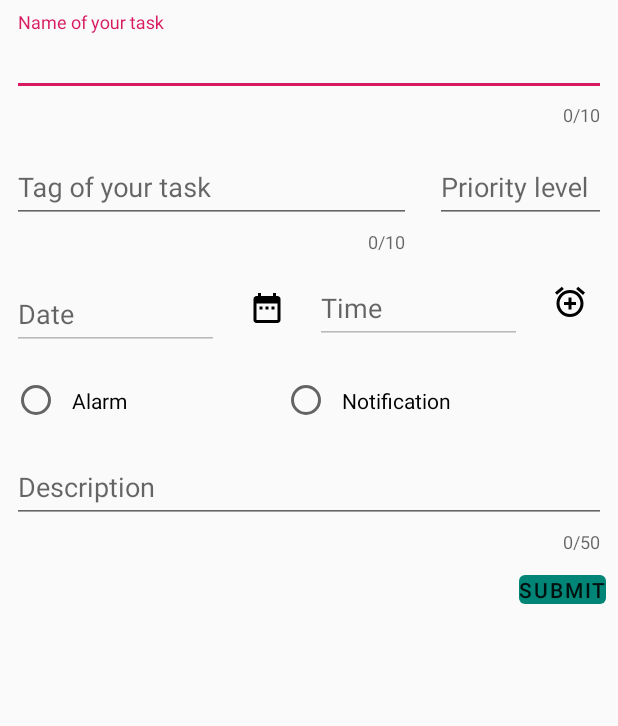
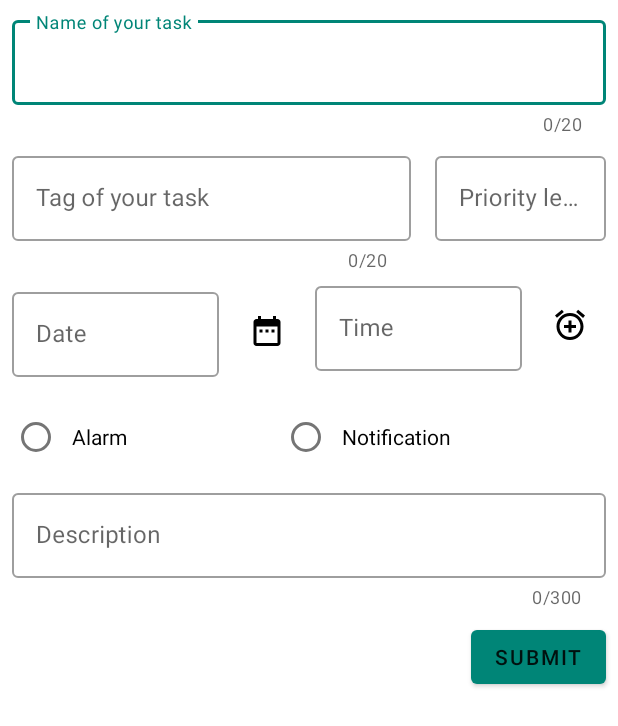
Before and after one commit to Mallorax/TODO, an Android app: the layout add_task_fragment.xml on its own in the app's theme, with its tools: preview values and no code run, on a phone screen of 412 x 824 dp. Shown: the top 726 px of the screen. Run offline under Robolectric (Android 15) with nearby library versions, the phone set to English and light mode, and no system bars.

Commit message:
Added skeleton class for add task fragment and made navigation to that fragment from tasks list fragment via floating action button, added support for up button

```diff
--- a/app/build.gradle
+++ b/app/build.gradle
@@ -6,7 +6,7 @@ apply plugin: 'kotlin-android-extensions'
 
 apply plugin: 'kotlin-kapt'
 
-apply plugin: 'androidx.navigation.safeargs'
+apply plugin: 'androidx.navigation.safeargs.kotlin'
 
 android {
     compileSdkVersion 28
--- a/app/src/main/java/pl/patrykzygo/todo/ui/add_task/AddTaskFragment.kt
+++ b/app/src/main/java/pl/patrykzygo/todo/ui/add_task/AddTaskFragment.kt
@@ -4,7 +4,9 @@ import android.os.Bundle
 import android.view.LayoutInflater
 import android.view.View
 import android.view.ViewGroup
+import androidx.databinding.DataBindingUtil
 import androidx.fragment.app.Fragment
+import pl.patrykzygo.todo.databinding.AddTaskFragmentBinding
 
 class AddTaskFragment : Fragment() {
 
@@ -13,6 +15,8 @@ class AddTaskFragment : Fragment() {
         container: ViewGroup?,
         savedInstanceState: Bundle?
     ): View? {
-        return super.onCreateView(inflater, container, savedInstanceState)
+        setHasOptionsMenu(true)
+        val binding = AddTaskFragmentBinding.inflate(inflater)
+        return binding.root
     }
 }
--- a/app/src/main/java/pl/patrykzygo/todo/ui/task_list/TasksListFragment.kt
+++ b/app/src/main/java/pl/patrykzygo/todo/ui/task_list/TasksListFragment.kt
@@ -28,6 +28,9 @@ class TasksListFragment : Fragment(){
                 Toast.makeText(this.context, it.taskId.toString(), Toast.LENGTH_LONG).show()
             })
         binding.tasksRecycler.adapter = adapter
+        binding.addTaskActionButton.setOnClickListener { view ->
+            view.findNavController().navigate(TasksListFragmentDirections.actionTasksListFragmentToAddTaskFragment())
+        }
 
         return binding.root
     }
--- a/app/src/main/res/layout/add_task_fragment.xml
+++ b/app/src/main/res/layout/add_task_fragment.xml
@@ -1,13 +1,22 @@
 <?xml version="1.0" encoding="utf-8"?>
-<androidx.constraintlayout.widget.ConstraintLayout xmlns:android="http://schemas.android.com/apk/res/android"
+<layout xmlns:android="http://schemas.android.com/apk/res/android"
     xmlns:app="http://schemas.android.com/apk/res-auto"
-    xmlns:tools="http://schemas.android.com/tools"
+    xmlns:tools="http://schemas.android.com/tools">
+
+    <data>
+
+        <variable
+            name="viewModel"
+            type="pl.patrykzygo.todo.viewmodels.AddTaskViewModel" />
+    </data>
+
+    <androidx.constraintlayout.widget.ConstraintLayout
         android:layout_width="match_parent"
-    android:layout_height="match_parent"
-    android:orientation="vertical">
+        android:layout_height="match_parent">
 
         <com.google.android.material.textfield.TextInputLayout
             android:id="@+id/task_name_input_layout"
+            style="@style/Widget.MaterialComponents.TextInputLayout.OutlinedBox"
             android:layout_width="0dp"
             android:layout_height="wrap_content"
             android:layout_marginStart="8dp"
@@ -15,7 +24,7 @@
             android:layout_marginEnd="8dp"
             android:hint="@string/name_of_your_task"
             app:counterEnabled="true"
-        app:counterMaxLength="10"
+            app:counterMaxLength="20"
             app:errorEnabled="true"
             app:layout_constraintEnd_toEndOf="parent"
             app:layout_constraintStart_toStartOf="parent"
@@ -32,6 +41,7 @@
 
         <com.google.android.material.textfield.TextInputLayout
             android:id="@+id/task_tag_input_layout"
+            style="@style/Widget.MaterialComponents.TextInputLayout.OutlinedBox"
             android:layout_width="0dp"
             android:layout_height="wrap_content"
             android:layout_marginStart="8dp"
@@ -40,7 +50,7 @@
             android:layout_marginBottom="8dp"
             android:hint="@string/tag_of_your_task"
             app:counterEnabled="true"
-        app:counterMaxLength="10"
+            app:counterMaxLength="20"
             app:errorEnabled="true"
             app:layout_constraintBottom_toTopOf="@id/task_date_layout"
             app:layout_constraintEnd_toStartOf="@+id/task_priority_input_layout"
@@ -57,6 +67,7 @@
 
         <com.google.android.material.textfield.TextInputLayout
             android:id="@+id/task_priority_input_layout"
+            style="@style/Widget.MaterialComponents.TextInputLayout.OutlinedBox"
             android:layout_width="0dp"
             android:layout_height="wrap_content"
             android:layout_marginStart="8dp"
@@ -77,6 +88,7 @@
 
         <com.google.android.material.textfield.TextInputLayout
             android:id="@+id/task_date_layout"
+            style="@style/Widget.MaterialComponents.TextInputLayout.OutlinedBox"
             android:layout_width="0dp"
             android:layout_height="wrap_content"
             android:layout_marginStart="8dp"
@@ -113,6 +125,7 @@
 
         <com.google.android.material.textfield.TextInputLayout
             android:id="@+id/task_time_layout"
+            style="@style/Widget.MaterialComponents.TextInputLayout.OutlinedBox"
             android:layout_width="0dp"
             android:layout_height="wrap_content"
             android:layout_marginStart="8dp"
@@ -185,6 +198,7 @@
 
         <com.google.android.material.textfield.TextInputLayout
             android:id="@+id/task_description_input_layout"
+            style="@style/Widget.MaterialComponents.TextInputLayout.OutlinedBox"
             android:layout_width="match_parent"
             android:layout_height="wrap_content"
             android:layout_marginStart="8dp"
@@ -192,7 +206,7 @@
             android:layout_marginEnd="8dp"
             android:hint="@string/description"
             app:counterEnabled="true"
-        app:counterMaxLength="50"
+            app:counterMaxLength="300"
             app:endIconMode="clear_text"
             app:errorEnabled="true"
             app:layout_constraintEnd_toEndOf="parent"
@@ -220,3 +234,4 @@
 
 
     </androidx.constraintlayout.widget.ConstraintLayout>
+</layout>
--- a/app/src/main/res/layout/tasks_list_fragment.xml
+++ b/app/src/main/res/layout/tasks_list_fragment.xml
@@ -25,6 +25,7 @@
             tools:listitem="@layout/task_list_item"/>
 
         <com.google.android.material.floatingactionbutton.FloatingActionButton
+            android:id="@+id/add_task_action_button"
             android:layout_width="wrap_content"
             android:layout_height="wrap_content"
             android:layout_marginEnd="8dp"
--- a/app/src/main/res/values/strings.xml
+++ b/app/src/main/res/values/strings.xml
@@ -12,5 +12,4 @@
     <string name="tag_of_your_task">Tag of your task</string>
     <string name="set_time_for_your_task">Set time for your task</string>
     <string name="submit">submit</string>
-    <string name="submit">submit</string>
 </resources>
--- a/app/src/main/res/values/styles.xml
+++ b/app/src/main/res/values/styles.xml
@@ -1,7 +1,7 @@
 <resources>
 
     <!-- Base application theme. -->
-    <style name="AppTheme" parent="Theme.AppCompat.Light.DarkActionBar">
+    <style name="AppTheme" parent="Theme.MaterialComponents.Light.DarkActionBar">
         <!-- Customize your theme here. -->
         <item name="colorPrimary">@color/colorPrimary</item>
         <item name="colorPrimaryDark">@color/colorPrimaryDark</item>
```
Also changed, not shown: app/src/main/java/pl/patrykzygo/todo/ui/MainActivity.kt (+9 -0 lines), app/src/main/java/pl/patrykzygo/todo/viewmodels/AddTaskViewModel.kt (added, +10 -0 lines), app/src/main/res/navigation/nav_graph.xml (+7 -1 lines). Lines whose indentation alone changed are shown as unchanged.
